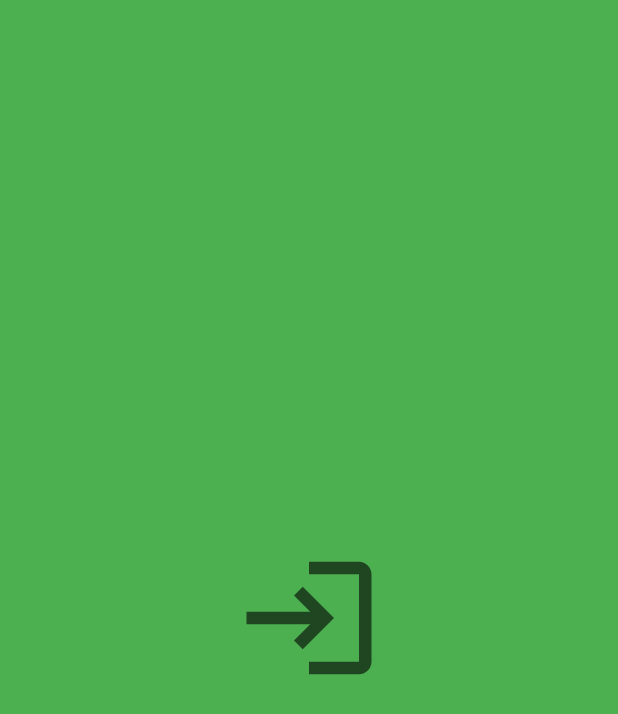
After one commit to dnieln7/login-jc, an Android app built with Jetpack Compose: the composable LandingScreen shown on its own in the app's theme, on a phone screen of 412 x 824 dp. The commit adds this screen. Shown: the top 714 px of the screen. Run offline under Robolectric (Android 15) with nearby library versions, the phone set to English and light mode, and no system bars.

Commit message:
feat: added LandingScreen

```diff
--- a/app/src/main/AndroidManifest.xml
+++ b/app/src/main/AndroidManifest.xml
@@ -10,7 +10,7 @@
         android:supportsRtl="true"
         android:theme="@style/Theme.Login">
         <activity
-            android:name=".MainActivity"
+            android:name=".ui.MainActivity"
             android:exported="true"
             android:label="@string/app_name"
             android:theme="@style/Theme.Login.NoActionBar">
--- /dev/null
+++ b/app/src/main/java/com/example/login/ui/LandingScreen.kt
@@ -0,0 +1,56 @@
+/*
+ * Copyright 2020 The Android Open Source Project
+ *
+ * Licensed under the Apache License, Version 2.0 (the "License");
+ * you may not use this file except in compliance with the License.
+ * You may obtain a copy of the License at
+ *
+ *     https://www.apache.org/licenses/LICENSE-2.0
+ *
+ * Unless required by applicable law or agreed to in writing, software
+ * distributed under the License is distributed on an "AS IS" BASIS,
+ * WITHOUT WARRANTIES OR CONDITIONS OF ANY KIND, either express or implied.
+ * See the License for the specific language governing permissions and
+ * limitations under the License.
+ */
+
+package com.example.login.ui
+
+import androidx.compose.foundation.Image
+import androidx.compose.foundation.layout.Box
+import androidx.compose.foundation.layout.fillMaxSize
+import androidx.compose.foundation.layout.size
+import androidx.compose.material.MaterialTheme
+import androidx.compose.material.Surface
+import androidx.compose.runtime.Composable
+import androidx.compose.runtime.LaunchedEffect
+import androidx.compose.runtime.getValue
+import androidx.compose.runtime.rememberUpdatedState
+import androidx.compose.ui.Alignment
+import androidx.compose.ui.Modifier
+import androidx.compose.ui.res.painterResource
+import androidx.compose.ui.unit.dp
+import com.example.login.R
+import kotlinx.coroutines.delay
+
+private const val SplashWaitTime: Long = 2000
+
+@Composable
+fun LandingScreen(modifier: Modifier = Modifier, onTimeout: () -> Unit) {
+    Surface(color = MaterialTheme.colors.primary) {
+        Box(modifier = modifier.fillMaxSize(), contentAlignment = Alignment.Center) {
+            val currentOnTimeout by rememberUpdatedState(onTimeout)
+
+            LaunchedEffect(true) {
+                delay(SplashWaitTime)
+                currentOnTimeout()
+            }
+
+            Image(
+                modifier = Modifier.size(100.dp),
+                painter = painterResource(id = R.drawable.ic_login),
+                contentDescription = "Landing Logo",
+            )
+        }
+    }
+}
--- /dev/null
+++ b/app/src/main/res/drawable/ic_login.xml
@@ -0,0 +1,11 @@
+<vector xmlns:android="http://schemas.android.com/apk/res/android"
+    android:width="24dp"
+    android:height="24dp"
+    android:viewportWidth="24"
+    android:viewportHeight="24"
+    android:tint="?attr/colorControlNormal"
+    android:autoMirrored="true">
+  <path
+      android:fillColor="@android:color/white"
+      android:pathData="M11,7L9.6,8.4l2.6,2.6H2v2h10.2l-2.6,2.6L11,17l5,-5L11,7zM20,19h-8v2h8c1.1,0 2,-0.9 2,-2V5c0,-1.1 -0.9,-2 -2,-2h-8v2h8V19z"/>
+</vector>
--- a/app/src/main/res/values-night/themes.xml
+++ b/app/src/main/res/values-night/themes.xml
@@ -2,15 +2,16 @@
     <!-- Base application theme. -->
     <style name="Theme.Login" parent="Theme.MaterialComponents.DayNight.DarkActionBar">
         <!-- Primary brand color. -->
-        <item name="colorPrimary">@color/purple_200</item>
-        <item name="colorPrimaryVariant">@color/purple_700</item>
-        <item name="colorOnPrimary">@color/black</item>
+        <item name="colorPrimary">@color/primaryLight</item>
+        <item name="colorPrimaryVariant">@color/primaryDark</item>
+        <item name="colorOnPrimary">@color/white</item>
         <!-- Secondary brand color. -->
-        <item name="colorSecondary">@color/teal_200</item>
-        <item name="colorSecondaryVariant">@color/teal_200</item>
-        <item name="colorOnSecondary">@color/black</item>
+        <item name="colorSecondary">@color/secondary</item>
+        <item name="colorSecondaryVariant">@color/secondary</item>
+        <item name="colorOnSecondary">@color/white</item>
         <!-- Status bar color. -->
-        <item name="android:statusBarColor" tools:targetApi="l">@color/statusBarColor</item>
+        <item name="android:statusBarColor" tools:targetApi="l">@color/primaryDark</item>
         <!-- Customize your theme here. -->
+        <item name="android:colorBackground">@color/primary</item>
     </style>
 </resources>
--- a/app/src/main/res/values/colors.xml
+++ b/app/src/main/res/values/colors.xml
@@ -1,11 +1,10 @@
 <?xml version="1.0" encoding="utf-8"?>
 <resources>
-    <color name="purple_200">#FFBB86FC</color>
-    <color name="purple_500">#FF6200EE</color>
-    <color name="purple_700">#FF3700B3</color>
-    <color name="teal_200">#FF03DAC5</color>
-    <color name="teal_700">#FF018786</color>
-    <color name="black">#FF000000</color>
     <color name="white">#FFFFFFFF</color>
-    <color name="statusBarColor">#FF388E3C</color>
+
+    <color name="primary">#FF4CAF50</color>
+    <color name="primaryLight">#FF81C784</color>
+    <color name="primaryDark">#FF388E3C</color>
+
+    <color name="secondary">#FFEC407A</color>
 </resources>
--- a/app/src/main/res/values/themes.xml
+++ b/app/src/main/res/values/themes.xml
@@ -2,16 +2,17 @@
     <!-- Base application theme. -->
     <style name="Theme.Login" parent="Theme.MaterialComponents.DayNight.DarkActionBar">
         <!-- Primary brand color. -->
-        <item name="colorPrimary">@color/purple_500</item>
-        <item name="colorPrimaryVariant">@color/purple_700</item>
+        <item name="colorPrimary">@color/primary</item>
+        <item name="colorPrimaryVariant">@color/primaryDark</item>
         <item name="colorOnPrimary">@color/white</item>
         <!-- Secondary brand color. -->
-        <item name="colorSecondary">@color/teal_200</item>
-        <item name="colorSecondaryVariant">@color/teal_700</item>
-        <item name="colorOnSecondary">@color/black</item>
+        <item name="colorSecondary">@color/secondary</item>
+        <item name="colorSecondaryVariant">@color/secondary</item>
+        <item name="colorOnSecondary">@color/white</item>
         <!-- Status bar color. -->
-        <item name="android:statusBarColor" tools:targetApi="l">@color/statusBarColor</item>
+        <item name="android:statusBarColor" tools:targetApi="l">@color/primaryDark</item>
         <!-- Customize your theme here. -->
+        <item name="android:colorBackground">@color/primary</item>
     </style>
 
     <style name="Theme.Login.NoActionBar">
```
Also changed, not shown: app/src/main/java/com/example/login/navigation/NavGraph.kt (+4 -7 lines), app/src/main/java/com/example/login/ui/LoginApp.kt (added, +19 -0 lines), app/src/main/java/com/example/login/ui/MainActivity.kt (renamed from app/src/main/java/com/example/login/MainActivity.kt, +23 -34 lines), app/src/main/java/com/example/login/ui/auth/AuthScreen.kt (+24 -2 lines).
